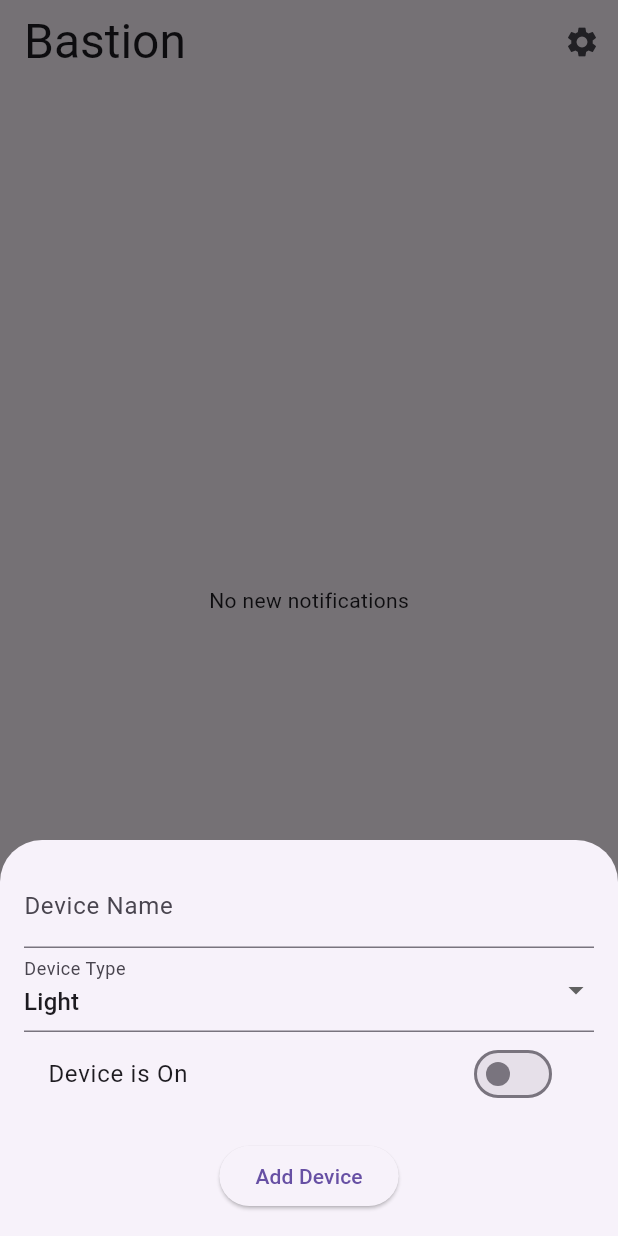
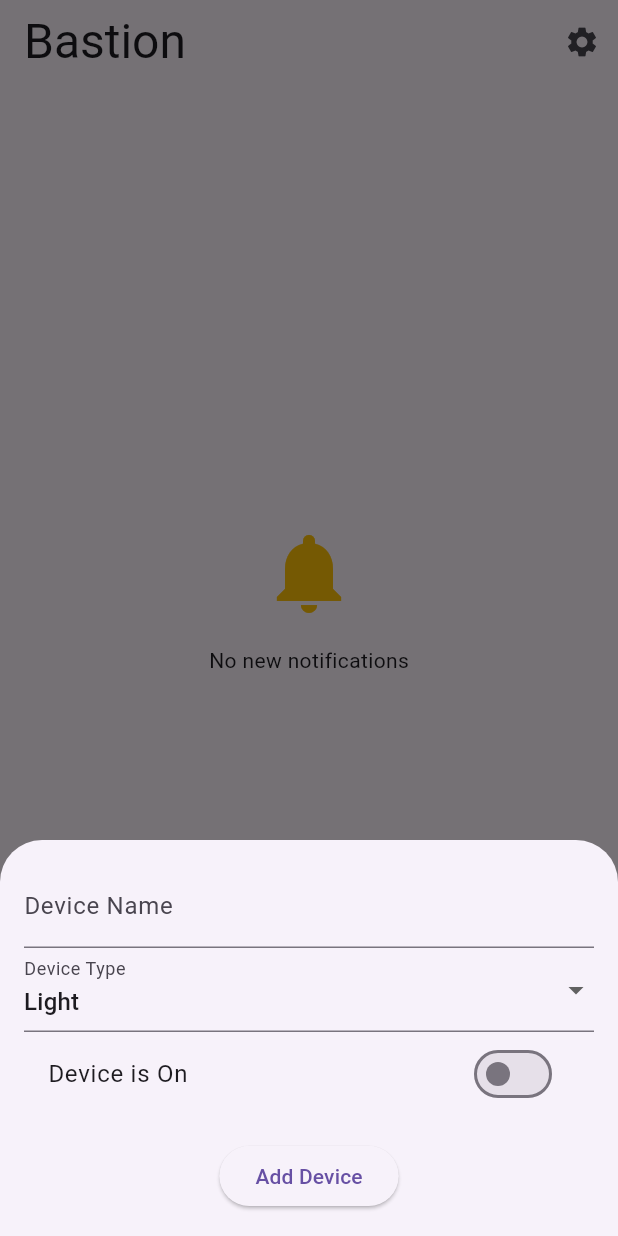
Before and after one commit to dan-sapp-sandbox/Bastion, a Flutter app: the screen it shows after launch, item 2 of the bottom bar chosen, after a tap on the "add" icon, on a phone screen of 412 x 824 dp. Run offline on Flutter 3.47's test engine with Material 3 defaults, Android fonts, the light colour scheme and no system bars; generated files the repository leaves out were written again; network calls fail.

Commit message:
finish edit

```diff
--- a/lib/src/screens/add_device_form.dart
+++ b/lib/src/screens/device_form.dart
@@ -1,19 +1,35 @@
 import 'package:flutter/material.dart';
+import '../models/device.dart';
 
-class AddDeviceForm extends StatefulWidget {
-  final Function(Map<String, dynamic>) onAdd;
+class DeviceForm extends StatefulWidget {
+  final Function(Device) onAdd;
+  final Function(Device) onEdit;
+  final Device? device;
 
-  const AddDeviceForm({super.key, required this.onAdd});
+  const DeviceForm(
+      {super.key, required this.onAdd, required this.onEdit, this.device});
 
   @override
-  AddDeviceFormState createState() => AddDeviceFormState();
+  DeviceFormState createState() => DeviceFormState();
 }
 
-class AddDeviceFormState extends State<AddDeviceForm> {
+class DeviceFormState extends State<DeviceForm> {
   final _formKey = GlobalKey<FormState>();
+  int? _id;
   String _name = '';
   String _type = 'light'; // Default type
   bool _isOn = false;
+  bool isAdd = false;
+
+  @override
+  void initState() {
+    super.initState();
+    isAdd = widget.device == null;
+    _id = widget.device?.id;
+    _name = widget.device?.name ?? '';
+    _type = widget.device?.type ?? 'light';
+    _isOn = widget.device?.isOn ?? false;
+  }
 
   @override
   Widget build(BuildContext context) {
@@ -22,10 +38,10 @@ class AddDeviceFormState extends State<AddDeviceForm> {
       child: Form(
         key: _formKey,
         child: Column(
-          mainAxisSize:
-              MainAxisSize.min, // Ensure the form fits within the modal
+          mainAxisSize: MainAxisSize.min,
           children: [
             TextFormField(
+              initialValue: _name,
               decoration: const InputDecoration(labelText: 'Device Name'),
               onSaved: (value) => _name = value ?? '',
               validator: (value) {
@@ -43,7 +59,18 @@ class AddDeviceFormState extends State<AddDeviceForm> {
                 DropdownMenuItem(value: 'switch', child: Text('Switch')),
                 DropdownMenuItem(value: 'appliance', child: Text('Appliance')),
               ],
-              onChanged: (value) => _type = value!,
+              onChanged: (value) {
+                setState(() {
+                  _type =
+                      value ?? 'light'; // Ensure a valid value is always set
+                });
+              },
+              validator: (value) {
+                if (value == null || value.isEmpty) {
+                  return 'Please select a device type';
+                }
+                return null;
+              },
             ),
             SwitchListTile(
               title: const Text('Device is On'),
@@ -55,14 +82,17 @@ class AddDeviceFormState extends State<AddDeviceForm> {
               onPressed: () {
                 if (_formKey.currentState!.validate()) {
                   _formKey.currentState!.save();
-                  widget.onAdd({
-                    'name': _name,
-                    'type': _type,
-                    'isOn': _isOn,
-                  });
+                  Device device = Device(
+                    id: _id ??
+                        0, // Use a default id if _id is null (for adding a new device)
+                    name: _name,
+                    type: _type,
+                    isOn: _isOn,
+                  );
+                  _id == null ? widget.onAdd(device) : widget.onEdit(device);
                 }
               },
-              child: const Text('Add Device'),
+              child: Text(isAdd ? 'Add Device' : 'Edit Device'),
             ),
           ],
         ),
--- a/lib/src/screens/notifications_view.dart
+++ b/lib/src/screens/notifications_view.dart
@@ -6,7 +6,14 @@ class NotificationsView extends StatelessWidget {
   @override
   Widget build(BuildContext context) {
     return const Center(
-      child: Text('No new notifications'),
+      child: Column(
+        mainAxisAlignment: MainAxisAlignment.center,
+        children: [
+          Icon(Icons.notifications, size: 64, color: Colors.amber),
+          SizedBox(height: 16),
+          Text('No new notifications'),
+        ],
+      ),
     );
   }
 }
```
Also changed, not shown: lib/src/models/device.dart (+21 -2 lines), lib/src/screens/device_mgmt.dart (+49 -9 lines), lib/src/screens/home_screen.dart (+32 -3 lines), lib/src/services/device_service.dart (+10 -17 lines).
